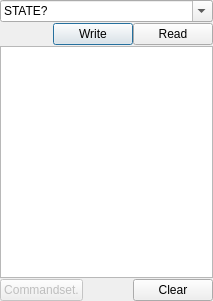
Old version of the form source/wnd/ui/deviceconsole.ui in the repository ww4u/megarobostudio.
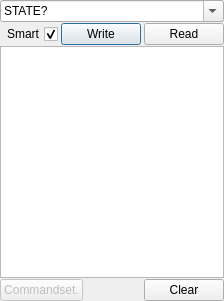
New version of the form. Icons and pictures are not drawn.

```diff
--- a/source/wnd/ui/deviceconsole.ui
+++ b/source/wnd/ui/deviceconsole.ui
@@ -48,6 +48,9 @@
    </item>
    <item row="3" column="0" colspan="2">
     <layout class="QHBoxLayout" name="horizontalLayout">
+     <property name="spacing">
+      <number>3</number>
+     </property>
      <item>
       <spacer name="horizontalSpacer">
        <property name="orientation">
@@ -61,6 +64,19 @@
        </property>
       </spacer>
      </item>
+     <item>
+      <widget class="QCheckBox" name="chkSmart">
+       <property name="layoutDirection">
+        <enum>Qt::RightToLeft</enum>
+       </property>
+       <property name="text">
+        <string>Smart</string>
+       </property>
+       <property name="checked">
+        <bool>true</bool>
+       </property>
+      </widget>
+     </item>
      <item>
       <widget class="QPushButton" name="btnWrite">
        <property name="toolTip">
```
Left out of the diff: 10 changed lines with no effect on the pictures.
